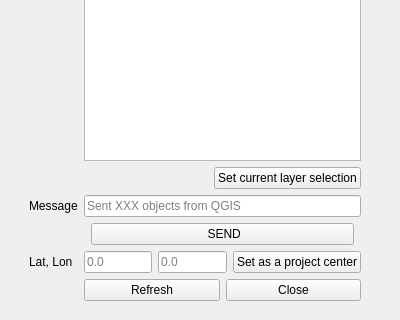
Before: the Qt Designer form speckle_toolbox/esri/toolboxes/speckle/ui/speckle_qgis_dialog_base.ui in specklesystems/speckle-arcgis, drawn with Qt 5; both pictures show x 0 to 400 and y 280 to 600 of the 400 by 600 pixel window.
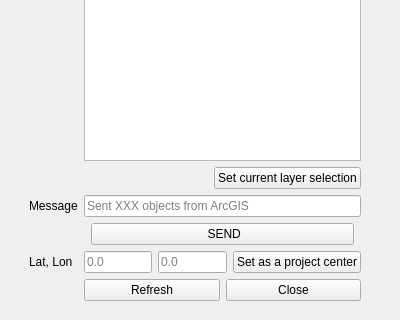
After: the same form once the commit is applied.

Commit message: UI operates (not receive)

```diff
--- a/speckle_toolbox/esri/toolboxes/speckle/ui/speckle_qgis_dialog_base.ui
+++ b/speckle_toolbox/esri/toolboxes/speckle/ui/speckle_qgis_dialog_base.ui
@@ -195,7 +195,7 @@
         <item row="9" column="1">
          <widget class="QLineEdit" name="messageInput">
           <property name="placeholderText">
-           <string>Sent XXX objects from QGIS</string>
+           <string>Sent XXX objects from ArcGIS</string>
           </property>
          </widget>
         </item>
```
The commit also changes 6 other files.
